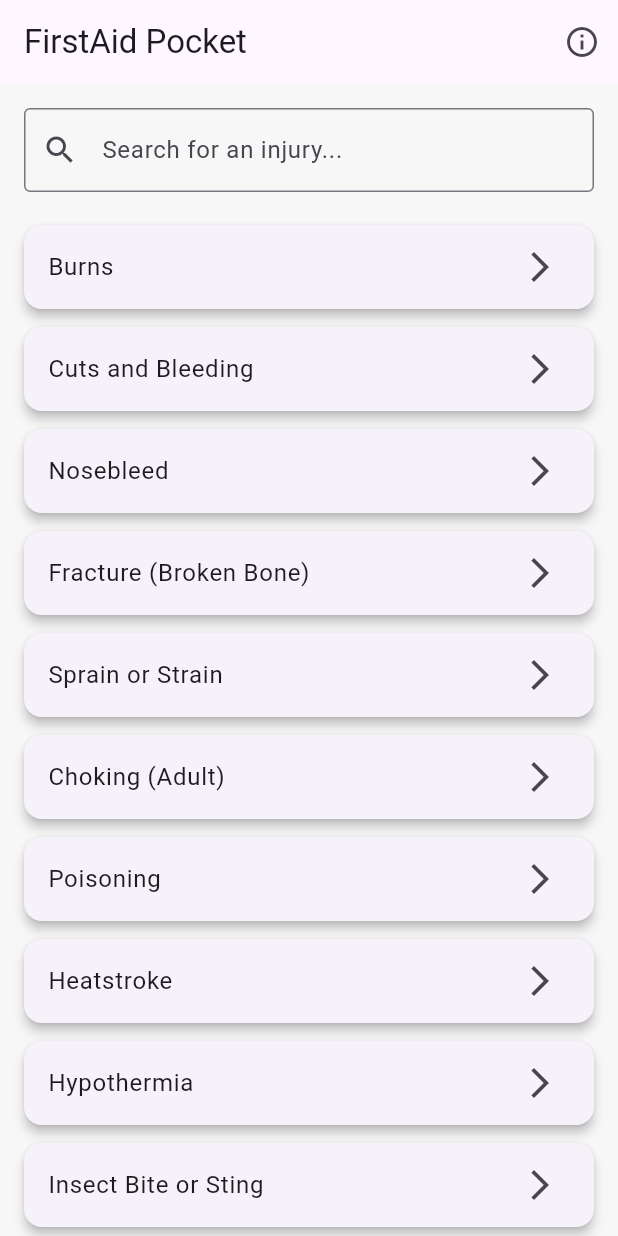
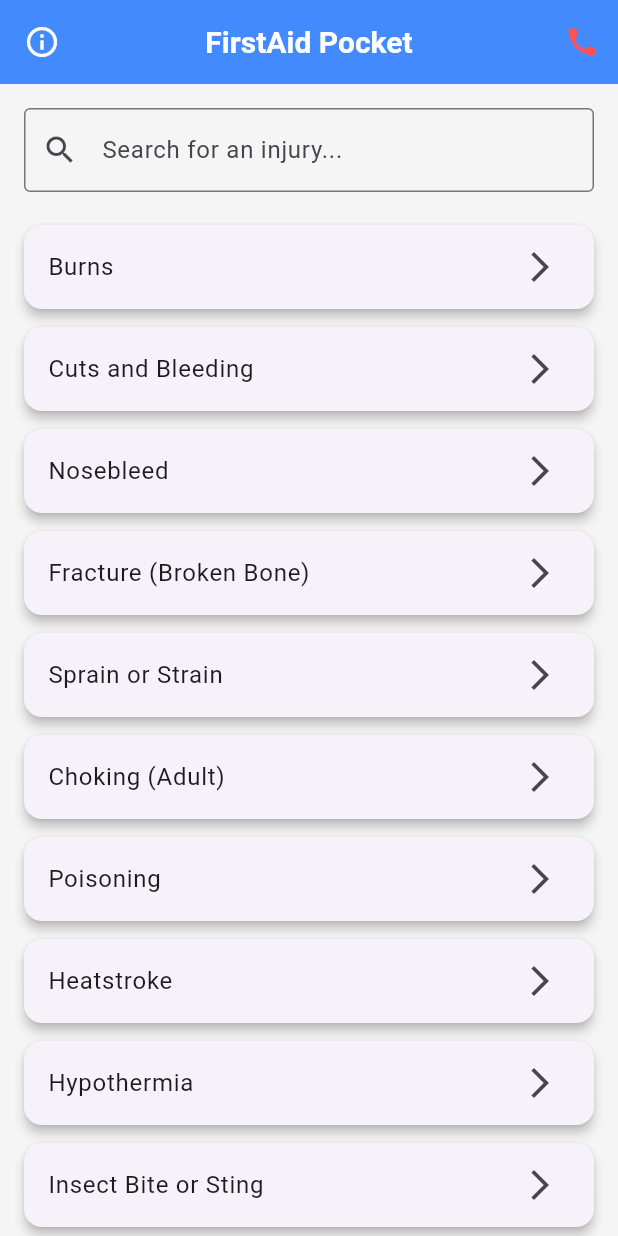
Before and after one commit to seore/firstaidMobile, a Flutter app: the screen it shows after launch, on a phone screen of 412 x 824 dp. Run offline on Flutter 3.47's test engine with Material 3 defaults, Android fonts, the phone set to English and light mode, and no system bars; Roboto replaces fonts that are missing (Poppins).

Commit message:
Style updates

```diff
--- a/firstaid_mobile/lib/main.dart
+++ b/firstaid_mobile/lib/main.dart
@@ -16,9 +16,26 @@ class FirstAidApp extends StatelessWidget {
       title: 'FirstAid Pocket',
       debugShowCheckedModeBanner: false,
       theme: ThemeData(
-        primarySwatch: Colors.red,
-        scaffoldBackgroundColor: const Color(0xFFF7F7F7),
-        fontFamily: 'Poppins',
+        primaryColor: Colors.blueAccent,
+        scaffoldBackgroundColor: Colors.grey[100],
+        appBarTheme: AppBarTheme(
+          backgroundColor: Colors.blueAccent,
+          foregroundColor: Colors.white,
+          centerTitle: true,
+        ),
+        textTheme: TextTheme(
+          titleLarge: TextStyle(fontSize: 20, fontWeight: FontWeight.bold),
+          bodyMedium: TextStyle(fontSize: 16),
+        ),
+        elevatedButtonTheme: ElevatedButtonThemeData(
+          style: ElevatedButton.styleFrom(
+            backgroundColor: Colors.black,
+            foregroundColor: Colors.white,
+            padding: EdgeInsets.symmetric(vertical: 14, horizontal: 24),
+            shape: RoundedRectangleBorder(borderRadius: BorderRadius.circular(10)
+            ),
+          ),
+        ),
       ),
       home: HomeScreen(),
       routes: {
--- a/firstaid_mobile/lib/screens/home_screen.dart
+++ b/firstaid_mobile/lib/screens/home_screen.dart
@@ -58,14 +58,22 @@ class _HomeScreenState extends State<HomeScreen> {
     return Scaffold(
       appBar: AppBar(
         title: const Text("FirstAid Pocket"),
+        leading: IconButton(
+          icon: const Icon(Icons.info_outline),
+          onPressed: () => Navigator.push(
+            context,
+            MaterialPageRoute(builder: (context) => AboutScreen()),
+          ),
+        ),
         actions: [
           IconButton(
-            icon: const Icon(Icons.info_outline),
+            icon: const Icon(Icons.call, color: Colors.redAccent),
+            tooltip: 'Emergency',
             onPressed: () => Navigator.push(
               context,
-              MaterialPageRoute(builder: (context) => AboutScreen()),
-            ),
-          ),
+              MaterialPageRoute(builder: (context) => EmergencyScreen()),
+            )
+          )
         ],
       ),
       body: Column(
@@ -104,23 +112,6 @@ class _HomeScreenState extends State<HomeScreen> {
                         ),
                       ),
                     );
-                  } else {
-                    return Padding(
-                      padding: const EdgeInsets.symmetric(vertical: 16),
-                      child: ElevatedButton.icon(
-                        onPressed: () => Navigator.push(
-                          context,
-                          MaterialPageRoute(builder: (context) => EmergencyScreen()),
-                        ),
-                        icon: const Icon(Icons.call),
-                        label: const Text("Emergency Help"),
-                        style: ElevatedButton.styleFrom(
-                          backgroundColor: Colors.redAccent,
-                          padding: const EdgeInsets.symmetric(vertical: 12, horizontal: 24),
-                          shape: RoundedRectangleBorder(borderRadius: BorderRadius.circular(10)),
-                        ),
-                      ),
-                    );
                   }
                 },
               ),
```
